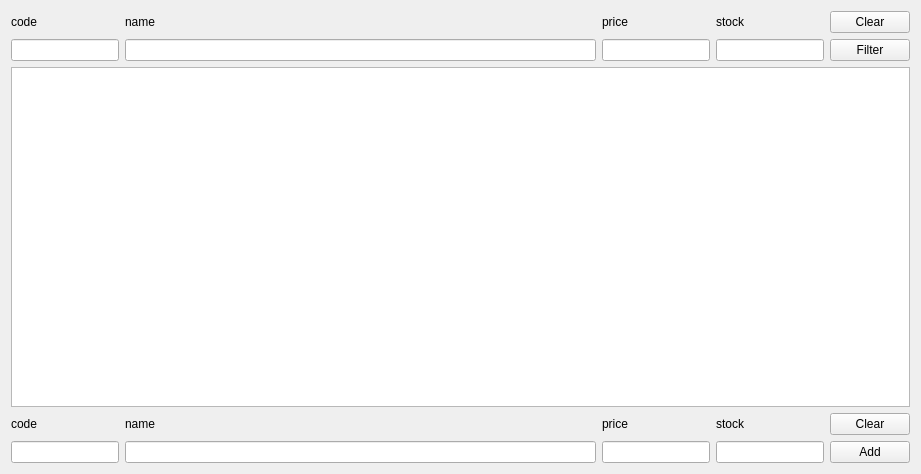
This is ui/products/product_management.ui in t3vato00/projekti1 as Qt 5 draws it before an edit. The edited form follows.
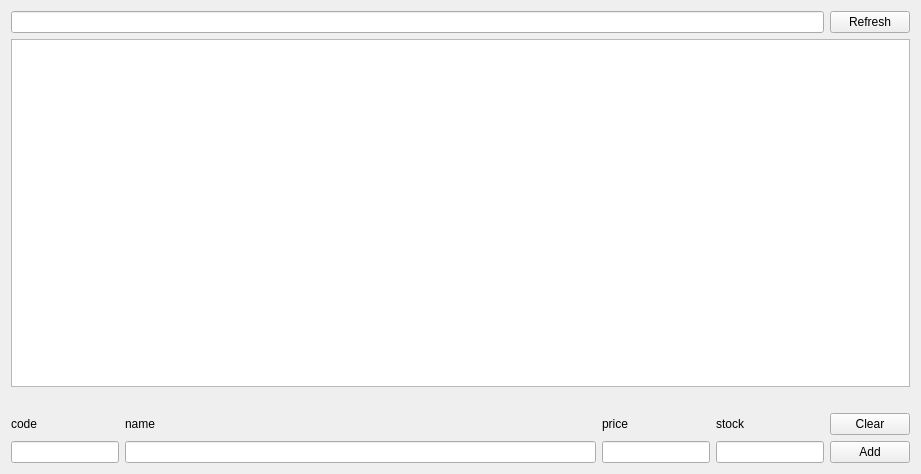
This is the edited form. Icons and pictures are not drawn.

Commit message: Extended product management view.

What changed in the file:
```diff
--- a/ui/products/product_management.ui
+++ b/ui/products/product_management.ui
@@ -17,72 +17,43 @@
    <item>
     <layout class="QHBoxLayout" name="horizontalLayout_2">
      <item>
-      <layout class="QGridLayout" name="gridLayout_2" columnstretch="0,1,0,0" columnminimumwidth="30,30,30,30">
-       <item row="1" column="3">
-        <widget class="QLabel" name="labelStock_2">
-         <property name="text">
-          <string>stock</string>
-         </property>
-        </widget>
-       </item>
-       <item row="1" column="2">
-        <widget class="QLabel" name="labelPrice_2">
-         <property name="text">
-          <string>price</string>
-         </property>
-        </widget>
-       </item>
-       <item row="1" column="1">
-        <widget class="QLabel" name="labelName_2">
-         <property name="text">
-          <string>name</string>
-         </property>
-        </widget>
-       </item>
-       <item row="2" column="0">
-        <widget class="QLineEdit" name="filterCode"/>
-       </item>
-       <item row="2" column="1">
-        <widget class="QLineEdit" name="filterName"/>
-       </item>
-       <item row="2" column="2">
-        <widget class="QLineEdit" name="filterPrice"/>
-       </item>
-       <item row="2" column="3">
-        <widget class="QLineEdit" name="filterStock"/>
-       </item>
-       <item row="1" column="0">
-        <widget class="QLabel" name="labelCode_2">
-         <property name="text">
-          <string>code</string>
-         </property>
-        </widget>
-       </item>
-      </layout>
+      <widget class="QLineEdit" name="filterLine">
+       <property name="autoFillBackground">
+        <bool>false</bool>
+       </property>
+      </widget>
      </item>
      <item>
-      <layout class="QVBoxLayout" name="verticalLayout_3">
-       <item>
-        <widget class="QPushButton" name="clearFilter">
-         <property name="text">
-          <string>Clear</string>
-         </property>
-        </widget>
-       </item>
-       <item>
-        <widget class="QPushButton" name="filter">
-         <property name="text">
-          <string>Filter</string>
-         </property>
-        </widget>
-       </item>
-      </layout>
+      <widget class="QPushButton" name="filterButton">
+       <property name="text">
+        <string>Refresh</string>
+       </property>
+       <property name="icon">
+        <iconset theme="view-refresh"/>
+       </property>
+      </widget>
      </item>
     </layout>
    </item>
    <item>
     <widget class="QTableView" name="productView"/>
    </item>
+   <item>
+    <spacer name="verticalSpacer">
+     <property name="orientation">
+      <enum>Qt::Vertical</enum>
+     </property>
+     <property name="sizeType">
+      <enum>QSizePolicy::Fixed</enum>
+     </property>
+     <property name="sizeHint" stdset="0">
+      <size>
+       <width>0</width>
+       <height>20</height>
+      </size>
+     </property>
+    </spacer>
+   </item>
    <item>
     <layout class="QHBoxLayout" name="horizontalLayout">
      <item>
```
Left out of the diff: 32 changed lines with no effect on the pictures. The commit also changes 10 other files.
